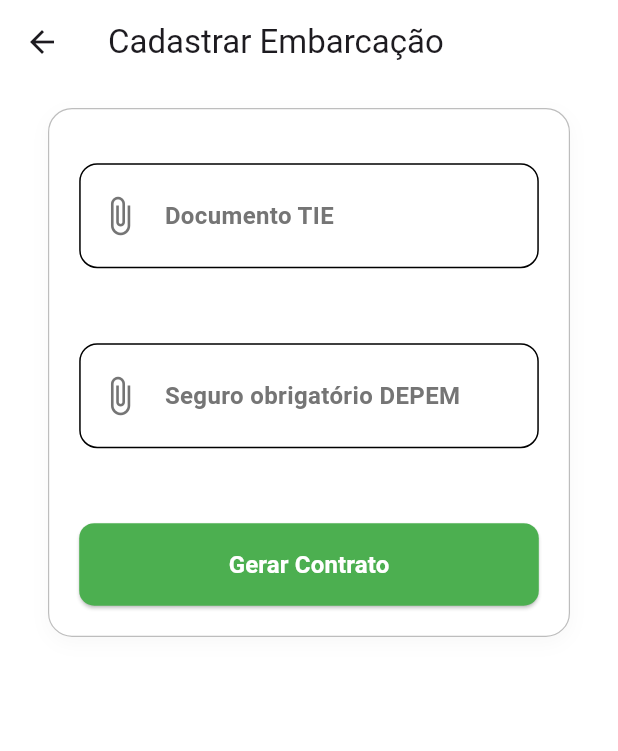
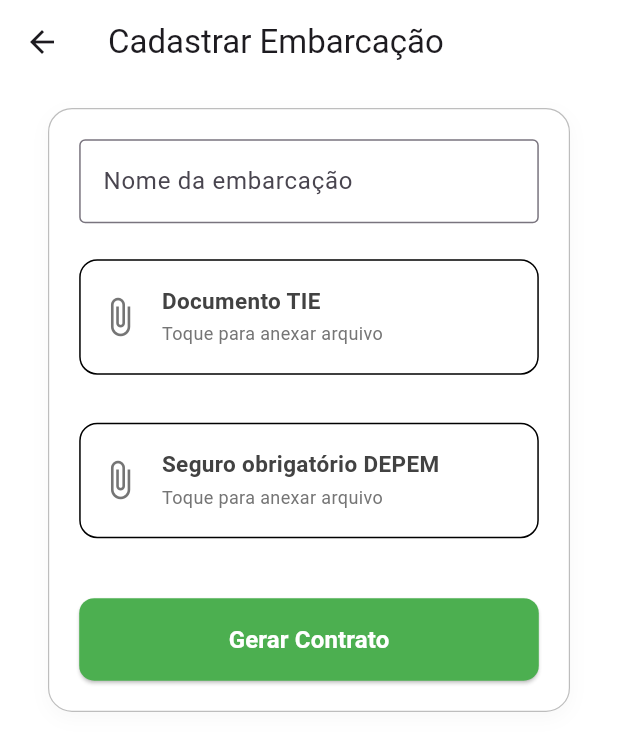
Before and after one commit to MarinaPI-S5/frontend, a Flutter app: the CadastroembarcacaoPage screen opened directly, after a tap on "Documento TIE", on a phone screen of 412 x 824 dp. Shown: the top 751 px of the screen. Run offline on Flutter 3.47's test engine with Material 3 defaults, Android fonts, the phone set to English and light mode, and no system bars; our stand-ins replace dio, file_picker, flutter_secure_storage, font_awesome_flutter, mask_text_input_formatter; accounts and stored records are empty.

Commit message:
Tela de cadastro de embarcação com o Upload de documentos funcional

```diff
--- /dev/null
+++ b/lib/data/network/embarcacao_request.dart
@@ -0,0 +1,31 @@
+import 'package:frontend/models/documento_embarcacao.dart';
+
+class EmbarcacaoRequest {
+  final String clienteId;
+  final String name;
+  final DocumentoEmbarcacao? boatdoc;
+  final DocumentoEmbarcacao? insurance;
+
+  const EmbarcacaoRequest({
+    required this.clienteId,
+    required this.name,
+    this.boatdoc,
+    this.insurance,
+  });
+
+  EmbarcacaoRequest copyWith({
+    String? clienteId,
+    String? name,
+    DocumentoEmbarcacao? boatdoc,
+    bool clearBoatdoc = false,
+    DocumentoEmbarcacao? insurance,
+    bool clearInsurance = false,
+  }) {
+    return EmbarcacaoRequest(
+      clienteId: clienteId ?? this.clienteId,
+      name: name ?? this.name,
+      boatdoc: clearBoatdoc ? null : (boatdoc ?? this.boatdoc),
+      insurance: clearInsurance ? null : (insurance ?? this.insurance),
+    );
+  }
+}
--- /dev/null
+++ b/lib/data/repositores/embarcacao_repository.dart
@@ -0,0 +1,167 @@
+import 'dart:convert';
+
+import 'package:file_picker/file_picker.dart';
+import 'package:flutter/foundation.dart';
+import 'package:frontend/data/network/embarcacao_request.dart';
+import 'package:frontend/models/documento_embarcacao.dart';
+import 'package:http/http.dart' as http;
+import 'package:http_parser/http_parser.dart';
+
+class EmbarcacaoRepository {
+  final String baseUrl;
+  final http.Client _client;
+
+  EmbarcacaoRepository({
+    this.baseUrl = 'http://localhost:3000/api/v1/',
+    http.Client? client,
+  }) : _client = client ?? http.Client();
+
+  Uri _buildUri(String path) {
+    final normalizedBase = baseUrl.endsWith('/')
+        ? baseUrl.substring(0, baseUrl.length - 1)
+        : baseUrl;
+    final normalizedPath = path.startsWith('/') ? path.substring(1) : path;
+    return Uri.parse('$normalizedBase/$normalizedPath');
+  }
+
+  Future<DocumentoEmbarcacao?> pickDocument() async {
+    final result = await FilePicker.platform.pickFiles(
+      type: FileType.any,
+      withData: true,
+    );
+
+    if (result == null || result.files.isEmpty) {
+      return null;
+    }
+
+    final file = result.files.single;
+    final extension = (file.extension ?? '').toLowerCase();
+    const allowed = {'pdf', 'jpg', 'jpeg', 'png'};
+
+    if (extension.isNotEmpty && !allowed.contains(extension)) {
+      throw Exception('Formato não suportado. Use PDF, JPG ou PNG.');
+    }
+
+    final bytes = file.bytes;
+    if (bytes == null || bytes.isEmpty) {
+      throw Exception('Não foi possível ler os dados do arquivo selecionado.');
+    }
+
+    return DocumentoEmbarcacao(
+      name: file.name,
+      path: kIsWeb ? null : file.path,
+      bytes: bytes,
+      sizeInBytes: file.size > 0 ? file.size : bytes.length,
+    );
+  }
+
+  Future<void> criarEmbarcacao(EmbarcacaoRequest requestData) async {
+    final uri = _buildUri('/boat');
+    final request = http.MultipartRequest('POST', uri);
+
+    request.fields['id'] = requestData.clienteId;
+    request.fields['name'] = requestData.name;
+
+    if (requestData.boatdoc != null) {
+      final multipartFile = await _toMultipartFile(
+        fieldName: 'boatdoc',
+        documento: requestData.boatdoc!,
+      );
+      if (multipartFile != null) {
+        request.files.add(multipartFile);
+      }
+    }
+
+    if (requestData.insurance != null) {
+      final multipartFile = await _toMultipartFile(
+        fieldName: 'insurance',
+        documento: requestData.insurance!,
+      );
+      if (multipartFile != null) {
+        request.files.add(multipartFile);
+      }
+    }
+
+    // Se o backend usar token Bearer na sessão, adicione aqui:
+    // final token = SessionStore.notifier.value?.token;
+    // if (token != null && token.isNotEmpty) {
+    //   request.headers['Authorization'] = 'Bearer $token';
+    // }
+
+    final streamedResponse = await _client.send(request);
+    final response = await http.Response.fromStream(streamedResponse);
+
+    if (response.statusCode < 200 || response.statusCode >= 300) {
+      String message = 'Erro ao cadastrar embarcação (${response.statusCode}).';
+      if (response.body.isNotEmpty) {
+        try {
+          final decoded = jsonDecode(response.body);
+          if (decoded is Map && decoded['message'] != null) {
+            message = decoded['message'].toString();
+          } else {
+            message = _extractErrorText(response.body);
+          }
+        } catch (_) {
+          message = _extractErrorText(response.body);
+        }
+      }
+      throw Exception(message);
+    }
+  }
+
+  String _extractErrorText(String body) {
+    final preMatch = RegExp(
+      r'<pre>([\s\S]*?)<\/pre>',
+      caseSensitive: false,
+    ).firstMatch(body);
+    if (preMatch != null && preMatch.group(1) != null) {
+      return preMatch
+          .group(1)!
+          .replaceAll(RegExp(r'<[^>]*>'), '')
+          .replaceAll('&nbsp;', ' ')
+          .replaceAll('&amp;', '&')
+          .replaceAll('&lt;', '<')
+          .replaceAll('&gt;', '>')
+          .trim();
+    }
+    return body.trim();
+  }
+
+  MediaType? _detectMediaType(String fileName) {
+    final lower = fileName.toLowerCase();
+    if (lower.endsWith('.png')) return MediaType('image', 'png');
+    if (lower.endsWith('.jpg') || lower.endsWith('.jpeg')) {
+      return MediaType('image', 'jpeg');
+    }
+    if (lower.endsWith('.gif')) return MediaType('image', 'gif');
+    if (lower.endsWith('.pdf')) return MediaType('application', 'pdf');
+    return null;
+  }
+
+  Future<http.MultipartFile?> _toMultipartFile({
+    required String fieldName,
+    required DocumentoEmbarcacao documento,
+  }) async {
+    final mediaType = _detectMediaType(documento.name);
+
+    if (documento.bytes != null) {
+      return http.MultipartFile.fromBytes(
+        fieldName,
+        documento.bytes!,
+        filename: documento.name,
+        contentType: mediaType,
+      );
+    }
+
+    if (!kIsWeb && documento.path != null && documento.path!.isNotEmpty) {
+      return http.MultipartFile.fromPath(
+        fieldName,
+        documento.path!,
+        filename: documento.name,
+        contentType: mediaType,
+      );
+    }
+
+    return null;
+  }
+}
--- /dev/null
+++ b/lib/models/documento_embarcacao.dart
@@ -0,0 +1,23 @@
+import 'dart:typed_data';
+
+class DocumentoEmbarcacao {
+  final String name;
+  final String? path;
+  final Uint8List? bytes;
+  final int sizeInBytes;
+
+  const DocumentoEmbarcacao({
+    required this.name,
+    this.path,
+    this.bytes,
+    required this.sizeInBytes,
+  });
+
+  String get formattedSize {
+    final kb = sizeInBytes / 1024;
+    if (kb < 1024) {
+      return '${kb.toStringAsFixed(1)} KB';
+    }
+    return '${(kb / 1024).toStringAsFixed(1)} MB';
+  }
+}
--- /dev/null
+++ b/lib/viewmodels/cadastroEmbarcacao_viewmodel.dart
@@ -0,0 +1,128 @@
+import 'package:flutter/foundation.dart';
+import 'package:frontend/data/network/embarcacao_request.dart';
+import 'package:frontend/data/repositores/embarcacao_repository.dart';
+import 'package:frontend/data/session/session_store.dart';
+import 'package:frontend/models/documento_embarcacao.dart';
+
+class CadastroEmbarcacaoViewModel {
+  final EmbarcacaoRepository _repository;
+
+  CadastroEmbarcacaoViewModel({EmbarcacaoRepository? repository})
+    : _repository = repository ?? EmbarcacaoRepository();
+
+  static const int maxFileSizeBytes = 10 * 1024 * 1024;
+
+  final ValueNotifier<DocumentoEmbarcacao?> boatdocNotifier =
+      ValueNotifier<DocumentoEmbarcacao?>(null);
+
+  final ValueNotifier<DocumentoEmbarcacao?> insuranceNotifier =
+      ValueNotifier<DocumentoEmbarcacao?>(null);
+
+  final ValueNotifier<bool> isUploadingNotifier = ValueNotifier<bool>(false);
+  final ValueNotifier<String?> errorNotifier = ValueNotifier<String?>(null);
+
+  Future<void> selecionarBoatdoc() async {
+    await _selecionarArquivo(onSelected: (doc) => boatdocNotifier.value = doc);
+  }
+
+  void removerBoatdoc() {
+    errorNotifier.value = null;
+    boatdocNotifier.value = null;
+  }
+
+  Future<void> selecionarInsurance() async {
+    await _selecionarArquivo(
+      onSelected: (doc) => insuranceNotifier.value = doc,
+    );
+  }
+
+  void removerInsurance() {
+    errorNotifier.value = null;
+    insuranceNotifier.value = null;
+  }
+
+  Future<void> _selecionarArquivo({
+    required ValueChanged<DocumentoEmbarcacao> onSelected,
+  }) async {
+    errorNotifier.value = null;
+
+    try {
+      final doc = await _repository.pickDocument();
+      if (doc == null) return;
+
+      if (doc.sizeInBytes > maxFileSizeBytes) {
+        errorNotifier.value = 'O arquivo deve ter no máximo 10 MB.';
+        return;
+      }
+
+      onSelected(doc);
+    } catch (e) {
+      errorNotifier.value = e.toString().replaceFirst('Exception: ', '').trim();
+    }
+  }
+
+  String? _obterClienteIdLogado() {
+    final dynamic session = SessionStore.notifier.value;
+    if (session == null) return null;
+
+    try {
+      final userId = session.user?.id ?? session.clienteId ?? session.id;
+      final value = userId?.toString().trim();
+      if (value == null || value.isEmpty) return null;
+      return value;
+    } catch (_) {
+      return null;
+    }
+  }
+
+  Future<bool> cadastrarEmbarcacao({required String name}) async {
+    errorNotifier.value = null;
+
+    final trimmedName = name.trim();
+    if (trimmedName.isEmpty) {
+      errorNotifier.value = 'Informe o nome da embarcação.';
+      return false;
+    }
+
+    final clienteId = _obterClienteIdLogado();
+    if (clienteId == null) {
+      errorNotifier.value = 'Sessão expirada ou cliente não autenticado.';
+      return false;
+    }
+
+    final boatdoc = boatdocNotifier.value;
+    final insurance = insuranceNotifier.value;
+
+    if (boatdoc == null && insurance == null) {
+      errorNotifier.value =
+          'Anexe pelo menos um documento (TIE ou Seguro obrigatório DEPEM).';
+      return false;
+    }
+
+    isUploadingNotifier.value = true;
+
+    try {
+      final request = EmbarcacaoRequest(
+        clienteId: clienteId,
+        name: trimmedName,
+        boatdoc: boatdoc,
+        insurance: insurance,
+      );
+
+      await _repository.criarEmbarcacao(request);
+      return true;
+    } catch (e) {
+      errorNotifier.value = e.toString().replaceFirst('Exception: ', '').trim();
+      return false;
+    } finally {
+      isUploadingNotifier.value = false;
+    }
+  }
+
+  void dispose() {
+    boatdocNotifier.dispose();
+    insuranceNotifier.dispose();
+    isUploadingNotifier.dispose();
+    errorNotifier.dispose();
+  }
+}
--- a/lib/views/pages/cadastroEmbarcacao_page.dart
+++ b/lib/views/pages/cadastroEmbarcacao_page.dart
@@ -1,7 +1,25 @@
-import "package:flutter/material.dart";
+import 'package:flutter/material.dart';
+import 'package:frontend/models/documento_embarcacao.dart';
+import 'package:frontend/viewmodels/cadastroEmbarcacao_viewmodel.dart';
 
-class CadastroembarcacaoPage extends StatelessWidget {
+class CadastroembarcacaoPage extends StatefulWidget {
   const CadastroembarcacaoPage({super.key});
+
+  @override
+  State<CadastroembarcacaoPage> createState() => _CadastroembarcacaoPageState();
+}
+
+class _CadastroembarcacaoPageState extends State<CadastroembarcacaoPage> {
+  final _formKey = GlobalKey<FormState>();
+  final _nameController = TextEditingController();
+  final _viewModel = CadastroEmbarcacaoViewModel();
+
+  @override
+  void dispose() {
+    _nameController.dispose();
+    _viewModel.dispose();
+    super.dispose();
+  }
 
   @override
   Widget build(BuildContext context) {
@@ -15,6 +33,7 @@ class CadastroembarcacaoPage extends StatelessWidget {
         child: SingleChildScrollView(
           padding: const EdgeInsets.all(16),
           child: Form(
+            key: _formKey,
             child: Column(
               crossAxisAlignment: CrossAxisAlignment.stretch,
               children: [
@@ -42,24 +61,65 @@ class CadastroembarcacaoPage extends StatelessWidget {
                       child: Column(
                         crossAxisAlignment: CrossAxisAlignment.stretch,
                         children: [
-                          const SizedBox(height: 16),
-                          _buildActionCard(
-                            context: context,
-                            icon: Icons.attach_file,
-                            color: Colors.grey.shade600,
+                          TextFormField(
+                            controller: _nameController,
+                            decoration: const InputDecoration(
+                              labelText: 'Nome da embarcação',
+                              border: OutlineInputBorder(),
+                            ),
+                            validator: (value) {
+                              if (value == null || value.trim().isEmpty) {
+                                return 'Informe o nome da embarcação';
+                              }
+                              return null;
+                            },
+                          ),
+                          const SizedBox(height: 24),
+
+                          ValueListenableBuilder<DocumentoEmbarcacao?>(
+                            valueListenable: _viewModel.boatdocNotifier,
+                            builder: (context, doc, child) {
+                              return _buildDocumentCard(
                                 title: 'Documento TIE',
-                            onTap: () {},
-                          ),
-                          const SizedBox(height: 50),
-                          _buildActionCard(
-                            context: context,
-                            icon: Icons.attach_file,
-                            color: Colors.grey.shade600,
-                            title: 'Seguro obrigatório DEPEM',
-                            onTap: () {},
+                                documento: doc,
+                                onTap: _viewModel.selecionarBoatdoc,
+                                onRemove: _viewModel.removerBoatdoc,
+                              );
+                            },
                           ),
 
-                          const SizedBox(height: 50),
+                          const SizedBox(height: 32),
+
+                          ValueListenableBuilder<DocumentoEmbarcacao?>(
+                            valueListenable: _viewModel.insuranceNotifier,
+                            builder: (context, doc, child) {
+                              return _buildDocumentCard(
+                                title: 'Seguro obrigatório DEPEM',
+                                documento: doc,
+                                onTap: _viewModel.selecionarInsurance,
+                                onRemove: _viewModel.removerInsurance,
+                              );
+                            },
+                          ),
+
+                          ValueListenableBuilder<String?>(
+                            valueListenable: _viewModel.errorNotifier,
+                            builder: (context, error, child) {
+                              if (error == null) return const SizedBox.shrink();
+                              return Padding(
+                                padding: const EdgeInsets.only(top: 12),
+                                child: Text(
+                                  error,
+                                  style: const TextStyle(
+                                    color: Colors.red,
+                                    fontSize: 13,
+                                  ),
+                                ),
+                              );
+                            },
+                          ),
+
+                          const SizedBox(height: 40),
 
                           _buildSubmitButton(),
                         ],
@@ -75,13 +135,14 @@ class CadastroembarcacaoPage extends StatelessWidget {
     );
   }
 
-  Widget _buildActionCard({
-    required BuildContext context,
-    required IconData icon,
-    required Color color,
+  Widget _buildDocumentCard({
     required String title,
+    required DocumentoEmbarcacao? documento,
     required VoidCallback onTap,
+    required VoidCallback onRemove,
   }) {
+    final hasFile = documento != null;
+
     return Material(
       color: Colors.white,
       borderRadius: BorderRadius.circular(12),
@@ -89,26 +150,54 @@ class CadastroembarcacaoPage extends StatelessWidget {
         onTap: onTap,
         borderRadius: BorderRadius.circular(12),
         child: Container(
-          padding: const EdgeInsets.symmetric(vertical: 20, horizontal: 12),
+          padding: const EdgeInsets.symmetric(vertical: 18, horizontal: 12),
           decoration: BoxDecoration(
-            border: Border.all(color: Colors.black),
+            border: Border.all(color: hasFile ? Colors.green : Colors.black),
             borderRadius: BorderRadius.circular(12),
           ),
           child: Row(
             children: [
-              Icon(icon, color: color, size: 28),
-              const SizedBox(width: 16),
+              Icon(
+                hasFile ? Icons.description : Icons.attach_file,
+                color: hasFile ? Colors.green : Colors.grey.shade600,
+                size: 28,
+              ),
+              const SizedBox(width: 14),
               Expanded(
-                child: Text(
+                child: Column(
+                  crossAxisAlignment: CrossAxisAlignment.start,
+                  children: [
+                    Text(
                       title,
-                  textAlign: TextAlign.left,
                       style: TextStyle(
-                    color: color,
-                    fontSize: 16,
+                        color: Colors.grey.shade800,
+                        fontSize: 15,
                         fontWeight: FontWeight.bold,
                         height: 1.2,
                       ),
                     ),
+                    const SizedBox(height: 4),
+                    Text(
+                      hasFile
+                          ? '${documento.name} (${documento.formattedSize})'
+                          : 'Toque para anexar arquivo',
+                      maxLines: 1,
+                      overflow: TextOverflow.ellipsis,
+                      style: TextStyle(
+                        color: hasFile
+                            ? Colors.green.shade700
+                            : Colors.grey.shade600,
+                        fontSize: 12,
+                      ),
+                    ),
+                  ],
+                ),
+              ),
+              if (hasFile)
+                IconButton(
+                  onPressed: onRemove,
+                  icon: const Icon(Icons.close, color: Colors.red),
+                  tooltip: 'Remover arquivo',
                 ),
             ],
           ),
@@ -118,18 +207,55 @@ class CadastroembarcacaoPage extends StatelessWidget {
   }
 
   Widget _buildSubmitButton() {
+    return ValueListenableBuilder<bool>(
+      valueListenable: _viewModel.isUploadingNotifier,
+      builder: (context, isLoading, child) {
         return ElevatedButton(
-      onPressed: () {},
+          onPressed: isLoading ? null : _handleSubmit,
           style: ElevatedButton.styleFrom(
             backgroundColor: Colors.green,
             foregroundColor: Colors.white,
             padding: const EdgeInsets.symmetric(vertical: 16),
-        shape: RoundedRectangleBorder(borderRadius: BorderRadius.circular(10)),
+            shape: RoundedRectangleBorder(
+              borderRadius: BorderRadius.circular(10),
             ),
-      child: const Text(
+          ),
+          child: isLoading
+              ? const SizedBox(
+                  height: 20,
+                  width: 20,
+                  child: CircularProgressIndicator(
+                    strokeWidth: 2,
+                    color: Colors.white,
+                  ),
+                )
+              : const Text(
                   'Gerar Contrato',
                   style: TextStyle(fontSize: 16, fontWeight: FontWeight.w600),
                 ),
         );
+      },
+    );
+  }
+
+  Future<void> _handleSubmit() async {
+    if (!_formKey.currentState!.validate()) return;
+
+    final success = await _viewModel.cadastrarEmbarcacao(
+      name: _nameController.text.trim(),
+    );
+
+    if (!mounted) return;
+
+    if (success) {
+      ScaffoldMessenger.of(context).showSnackBar(
+        const SnackBar(content: Text('Embarcação cadastrada com sucesso!')),
+      );
+      Navigator.pop(context);
+    } else if (_viewModel.errorNotifier.value != null) {
+      ScaffoldMessenger.of(
+        context,
+      ).showSnackBar(SnackBar(content: Text(_viewModel.errorNotifier.value!)));
     }
   }
+}
--- a/pubspec.yaml
+++ b/pubspec.yaml
@@ -34,6 +34,8 @@ dependencies:
   mask_text_input_formatter: ^2.5.0
   font_awesome_flutter: ^11.0.0
   flutter_secure_storage: ^9.0.0
+  http: ^1.2.0
+  file_picker: ^8.0.0
   # The following adds the Cupertino Icons font to your application.
   # Use with the CupertinoIcons class for iOS style icons.
   cupertino_icons: ^1.0.8
```
Also changed, not shown: pubspec.lock. Lines whose indentation alone changed are shown as unchanged.
